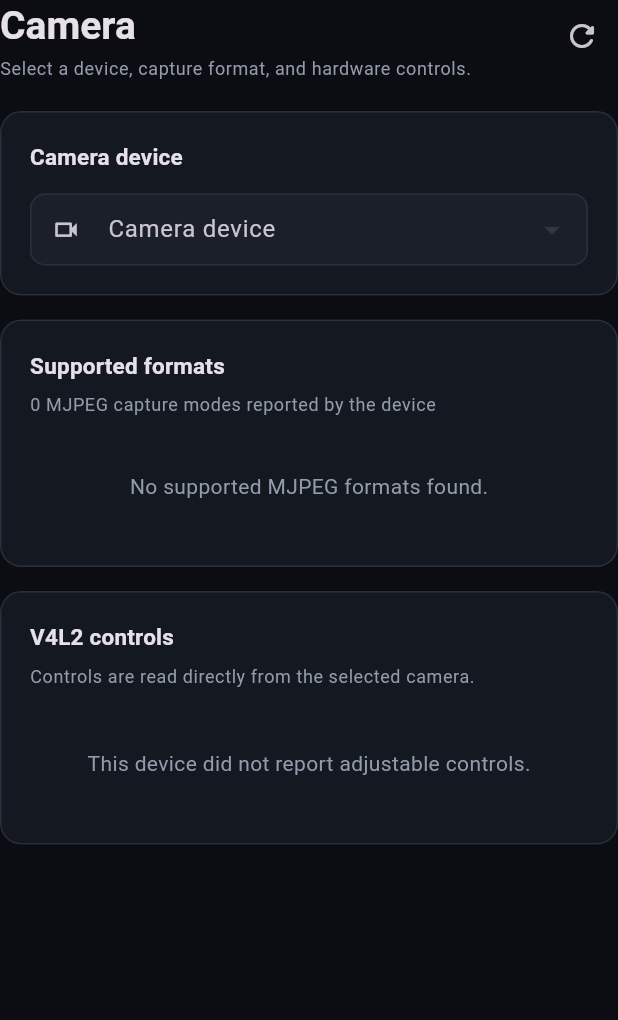
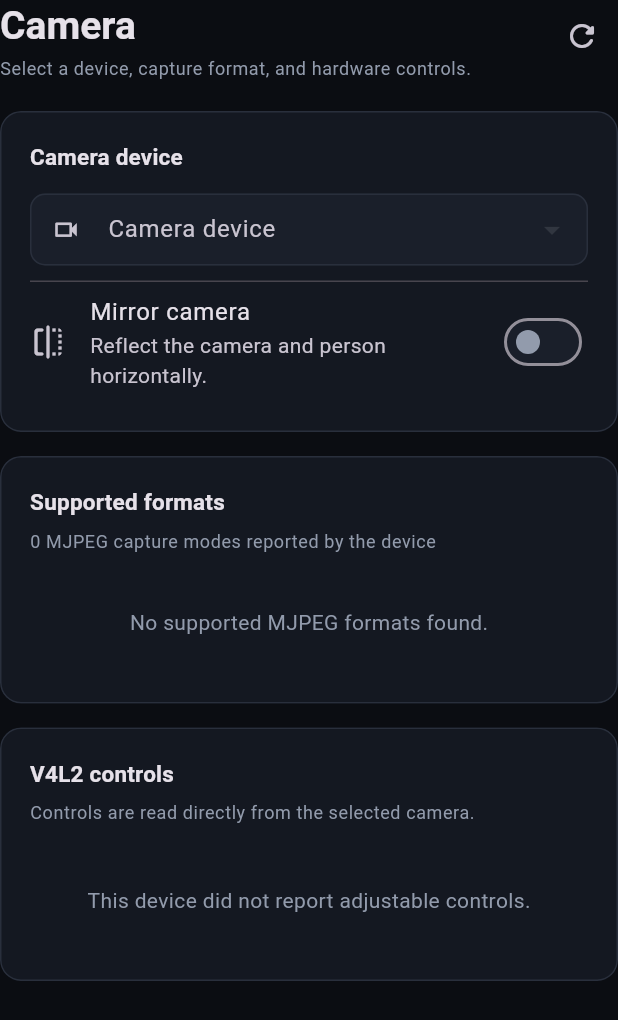
Before and after one commit to haikallfiqih/camora, a Flutter app: the CameraPage widget shown alone on an empty page, opened directly with empty values, on a phone screen of 412 x 824 dp. Shown: the top 1020 px of the screen. Run offline on Flutter 3.47's test engine with Material 3 defaults, Android fonts, the phone set to English and light mode, and no system bars; our stand-ins replace file_picker.

Commit message:
feat: refine camera experience and add Camora branding

```diff
--- a/lib/app/camera_effects_state.dart
+++ b/lib/app/camera_effects_state.dart
@@ -16,6 +16,8 @@ class CameraEffectsSnapshot {
     required this.backgroundMode,
     required this.backgroundBlurStrength,
     required this.backgroundImagePath,
+    required this.cameraMirrored,
+    required this.backgroundMirrored,
     required this.autoFramingEnabled,
     required this.autoFramingSensitivity,
     required this.lowLightEnabled,
@@ -25,6 +27,8 @@ class CameraEffectsSnapshot {
   final BackgroundMode backgroundMode;
   final double backgroundBlurStrength;
   final String? backgroundImagePath;
+  final bool cameraMirrored;
+  final bool backgroundMirrored;
   final bool autoFramingEnabled;
   final double autoFramingSensitivity;
   final bool lowLightEnabled;
@@ -36,6 +40,8 @@ class CameraEffectsState extends ChangeNotifier {
   BackgroundMode _backgroundMode = BackgroundMode.none;
   double _backgroundBlurStrength = 0.7;
   String? _backgroundImagePath;
+  bool _cameraMirrored = false;
+  bool _backgroundMirrored = false;
   bool _autoFramingEnabled = false;
   double _autoFramingSensitivity = 0.5;
   bool _lowLightEnabled = false;
@@ -44,6 +50,8 @@ class CameraEffectsState extends ChangeNotifier {
   BackgroundMode get backgroundMode => _backgroundMode;
   double get backgroundBlurStrength => _backgroundBlurStrength;
   String? get backgroundImagePath => _backgroundImagePath;
+  bool get cameraMirrored => _cameraMirrored;
+  bool get backgroundMirrored => _backgroundMirrored;
   bool get autoFramingEnabled => _autoFramingEnabled;
   double get autoFramingSensitivity => _autoFramingSensitivity;
   bool get lowLightEnabled => _lowLightEnabled;
@@ -117,6 +125,18 @@ class CameraEffectsState extends ChangeNotifier {
     notifyListeners();
   }
 
+  void setCameraMirrored(bool value) {
+    if (_cameraMirrored == value) return;
+    _cameraMirrored = value;
+    notifyListeners();
+  }
+
+  void setBackgroundMirrored(bool value) {
+    if (_backgroundMirrored == value) return;
+    _backgroundMirrored = value;
+    notifyListeners();
+  }
+
   void selectBackgroundImage(String path) {
     if (_backgroundImagePath == path &&
         _backgroundMode == BackgroundMode.image) {
@@ -140,6 +160,8 @@ class CameraEffectsState extends ChangeNotifier {
     backgroundMode: _backgroundMode,
     backgroundBlurStrength: _backgroundBlurStrength,
     backgroundImagePath: _backgroundImagePath,
+    cameraMirrored: _cameraMirrored,
+    backgroundMirrored: _backgroundMirrored,
     autoFramingEnabled: _autoFramingEnabled,
     autoFramingSensitivity: _autoFramingSensitivity,
     lowLightEnabled: _lowLightEnabled,
--- a/lib/camera/camera_session.dart
+++ b/lib/camera/camera_session.dart
@@ -180,6 +180,8 @@ class CameraSession extends ChangeNotifier {
         lowLightStrength: effects.lowLightStrength,
         backgroundImageEnabled: effects.backgroundMode == BackgroundMode.image,
         backgroundImagePath: effects.backgroundImagePath,
+        cameraMirrored: effects.cameraMirrored,
+        backgroundMirrored: effects.backgroundMirrored,
         backgroundBlurEnabled: effects.backgroundMode == BackgroundMode.blur,
         backgroundBlurStrength: effects.backgroundBlurStrength,
         backgroundRemovalEnabled:
--- a/lib/camera/camora_video.dart
+++ b/lib/camera/camora_video.dart
@@ -27,6 +27,8 @@ class CamoraVideo {
     required bool lowLightEnabled,
     required double lowLightStrength,
     required bool backgroundImageEnabled,
+    required bool cameraMirrored,
+    required bool backgroundMirrored,
     String? backgroundImagePath,
     required bool backgroundBlurEnabled,
     required double backgroundBlurStrength,
@@ -39,6 +41,8 @@ class CamoraVideo {
         'lowLightEnabled': lowLightEnabled,
         'lowLightStrength': (lowLightStrength * 100).round(),
         'backgroundImageEnabled': backgroundImageEnabled,
+        'cameraMirrored': cameraMirrored,
+        'backgroundMirrored': backgroundMirrored,
         'backgroundImagePath': backgroundImagePath,
         'backgroundBlurEnabled': backgroundBlurEnabled,
         'backgroundBlurStrength': (backgroundBlurStrength * 100).round(),
--- a/lib/features/camera/camera_page.dart
+++ b/lib/features/camera/camera_page.dart
@@ -1,5 +1,6 @@
 import 'package:flutter/material.dart';
 
+import '../../app/app_state.dart';
 import '../../app/camora_theme.dart';
 import '../../camera/camera_format.dart';
 import '../../camera/camera_session.dart';
@@ -7,8 +8,9 @@ import '../../widgets/camera_control_widgets.dart';
 import '../../widgets/ui_components.dart';
 
 class CameraPage extends StatelessWidget {
-  const CameraPage({required this.session, super.key});
+  const CameraPage({required this.session, required this.appState, super.key});
   final CameraSession session;
+  final AppState appState;
 
   @override
   Widget build(BuildContext context) => Column(
@@ -43,6 +45,18 @@ class CameraPage extends StatelessWidget {
                       style: Theme.of(context).textTheme.bodySmall,
                     ),
                   ],
+                  const SizedBox(height: 10),
+                  const Divider(height: 1),
+                  SwitchListTile(
+                    contentPadding: EdgeInsets.zero,
+                    title: const Text('Mirror camera'),
+                    subtitle: const Text(
+                      'Reflect the camera and person horizontally.',
+                    ),
+                    secondary: const Icon(Icons.flip_rounded),
+                    value: appState.effects.cameraMirrored,
+                    onChanged: appState.effects.setCameraMirrored,
+                  ),
                 ],
               ),
             ),
--- a/pubspec.yaml
+++ b/pubspec.yaml
@@ -60,6 +60,7 @@ flutter:
   # To add assets to your application, add an assets section, like this:
   assets:
     - assets/models/rvm_mobilenetv3_fp32.onnx
+    - assets/images/camora_logo.png
 
   # An image asset can refer to one or more resolution-specific "variants", see
   # https://flutter.dev/to/resolution-aware-images
```
Also changed, not shown: lib/app/app_shell.dart (+21 -22 lines), lib/features/effects/effects_page.dart (+11 -0 lines), lib/features/settings/settings_page.dart (+20 -24 lines), lib/features/studio/studio_page.dart (+17 -0 lines), assets/images/camora_logo.png (added), 4 other files.
